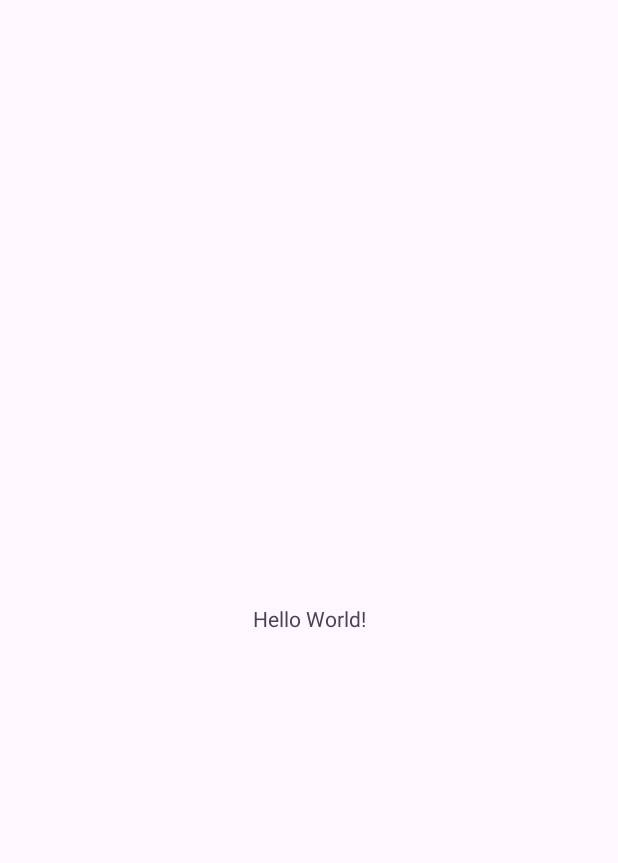
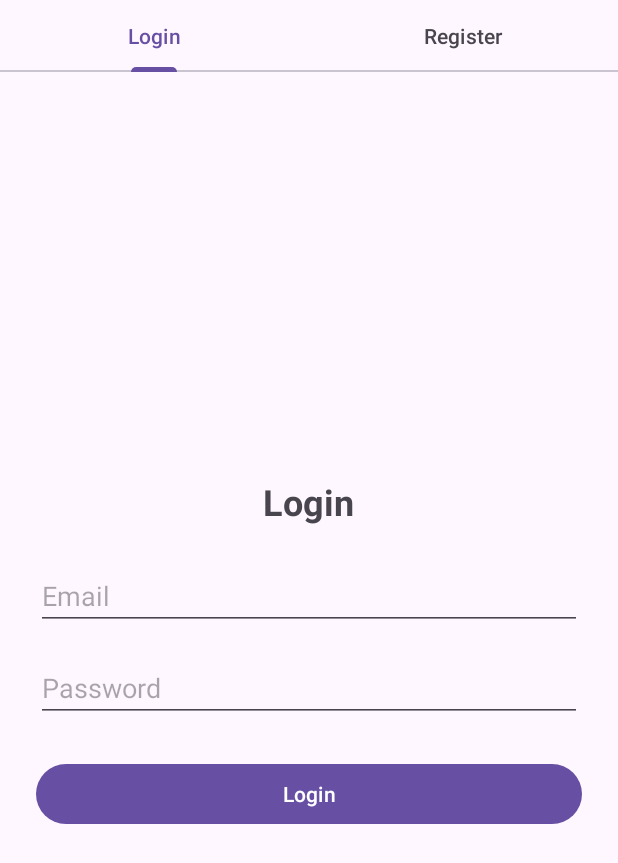
Before and after one commit to fridmanmaayan726-byte/ThePizzaChallenge, an Android app: the screen it shows after launch (MainActivity), on a phone screen of 412 x 824 dp. Before the commit the part shown is almost empty. Shown: the top 863 px of the screen. Run offline under Robolectric (Android 15) with nearby library versions, the phone set to English and light mode, and no system bars; our stand-ins replace Firebase (no records; nobody signed in at launch, a user with empty details on screens opened directly).

Commit message:
login and register

```diff
--- a/app/src/main/AndroidManifest.xml
+++ b/app/src/main/AndroidManifest.xml
@@ -21,6 +21,10 @@
                 <category android:name="android.intent.category.LAUNCHER" />
             </intent-filter>
         </activity>
+        <activity
+            android:name=".MenuActivity"
+            android:exported="false"
+            android:windowSoftInputMode="adjustResize" />
     </application>
 
 </manifest>
--- /dev/null
+++ b/app/src/main/java/com/example/thepizzachallenge/AuthPagerAdapter.java
@@ -0,0 +1,28 @@
+package com.example.thepizzachallenge;
+
+import androidx.annotation.NonNull;
+import androidx.fragment.app.Fragment;
+import androidx.fragment.app.FragmentActivity;
+import androidx.viewpager2.adapter.FragmentStateAdapter;
+
+public class AuthPagerAdapter extends FragmentStateAdapter {
+
+    public AuthPagerAdapter(@NonNull FragmentActivity fragmentActivity) {
+        super(fragmentActivity);
+    }
+
+    @NonNull
+    @Override
+    public Fragment createFragment(int position) {
+        if (position == 0) {
+            return new LoginFragment();
+        } else {
+            return new RegisterFragment();
+        }
+    }
+
+    @Override
+    public int getItemCount() {
+        return 2;
+    }
+}
--- /dev/null
+++ b/app/src/main/java/com/example/thepizzachallenge/LoginFragment.java
@@ -0,0 +1,78 @@
+package com.example.thepizzachallenge;
+
+import android.content.Intent;
+import android.os.Bundle;
+import android.text.TextUtils;
+import android.view.LayoutInflater;
+import android.view.View;
+import android.view.ViewGroup;
+import android.widget.Button;
+import android.widget.EditText;
+import android.widget.Toast;
+
+import androidx.annotation.NonNull;
+import androidx.annotation.Nullable;
+import androidx.fragment.app.Fragment;
+
+import com.google.firebase.auth.FirebaseAuth;
+
+public class LoginFragment extends Fragment {
+
+    private EditText etEmail, etPassword;
+    private Button btnLogin;
+    private FirebaseAuth mAuth;
+
+    public LoginFragment() {
+        // Required empty public constructor
+    }
+
+    @Override
+    public View onCreateView(LayoutInflater inflater, ViewGroup container,
+                             Bundle savedInstanceState) {
+        return inflater.inflate(R.layout.fragment_login, container, false);
+    }
+
+    @Override
+    public void onViewCreated(@NonNull View view, @Nullable Bundle savedInstanceState) {
+        super.onViewCreated(view, savedInstanceState);
+
+        mAuth = FirebaseAuth.getInstance();
+
+        etEmail = view.findViewById(R.id.etEmail);
+        etPassword = view.findViewById(R.id.etPassword);
+        btnLogin = view.findViewById(R.id.btnLogin);
+
+        btnLogin.setOnClickListener(v -> loginUser());
+    }
+
+    private void loginUser() {
+        String email = etEmail.getText().toString().trim();
+        String password = etPassword.getText().toString().trim();
+
+        if (TextUtils.isEmpty(email)) {
+            etEmail.setError("Email is required");
+            return;
+        }
+
+        if (TextUtils.isEmpty(password)) {
+            etPassword.setError("Password is required");
+            return;
+        }
+
+        mAuth.signInWithEmailAndPassword(email, password)
+                .addOnCompleteListener(task -> {
+                    if (task.isSuccessful()) {
+                        Toast.makeText(getContext(), "Login successful!", Toast.LENGTH_SHORT).show();
+                        Intent intent = new Intent(getActivity(), MenuActivity.class);
+                        startActivity(intent);
+                        if (getActivity() != null) {
+                            getActivity().finish();
+                        }
+                    } else {
+                        String errorMessage = task.getException() != null ?
+                                task.getException().getMessage() : "Authentication failed.";
+                        Toast.makeText(getContext(), "Login failed: " + errorMessage, Toast.LENGTH_SHORT).show();
+                    }
+                });
+    }
+}
--- a/app/src/main/java/com/example/thepizzachallenge/MainActivity.java
+++ b/app/src/main/java/com/example/thepizzachallenge/MainActivity.java
@@ -1,5 +1,6 @@
 package com.example.thepizzachallenge;
 
+import android.content.Intent;
 import android.os.Bundle;
 
 import androidx.activity.EdgeToEdge;
@@ -7,12 +8,29 @@ import androidx.appcompat.app.AppCompatActivity;
 import androidx.core.graphics.Insets;
 import androidx.core.view.ViewCompat;
 import androidx.core.view.WindowInsetsCompat;
+import androidx.viewpager2.widget.ViewPager2;
+
+import com.google.android.material.tabs.TabLayout;
+import com.google.android.material.tabs.TabLayoutMediator;
+import com.google.firebase.auth.FirebaseAuth;
 
 public class MainActivity extends AppCompatActivity {
+
+    private FirebaseAuth mAuth;
 
     @Override
     protected void onCreate(Bundle savedInstanceState) {
         super.onCreate(savedInstanceState);
+
+        mAuth = FirebaseAuth.getInstance();
+
+        // Check if user is already logged in
+        if (mAuth.getCurrentUser() != null) {
+            startActivity(new Intent(MainActivity.this, MenuActivity.class));
+            finish();
+            return;
+        }
+
         EdgeToEdge.enable(this);
         setContentView(R.layout.activity_main);
         ViewCompat.setOnApplyWindowInsetsListener(findViewById(R.id.main), (v, insets) -> {
@@ -20,5 +38,19 @@ public class MainActivity extends AppCompatActivity {
             v.setPadding(systemBars.left, systemBars.top, systemBars.right, systemBars.bottom);
             return insets;
         });
+
+        TabLayout tabLayout = findViewById(R.id.tabLayout);
+        ViewPager2 viewPager = findViewById(R.id.viewPager);
+
+        AuthPagerAdapter adapter = new AuthPagerAdapter(this);
+        viewPager.setAdapter(adapter);
+
+        new TabLayoutMediator(tabLayout, viewPager, (tab, position) -> {
+            if (position == 0) {
+                tab.setText("Login");
+            } else {
+                tab.setText("Register");
+            }
+        }).attach();
     }
 }
--- a/app/src/main/res/layout/activity_main.xml
+++ b/app/src/main/res/layout/activity_main.xml
@@ -1,19 +1,24 @@
 <?xml version="1.0" encoding="utf-8"?>
-<androidx.constraintlayout.widget.ConstraintLayout xmlns:android="http://schemas.android.com/apk/res/android"
+<LinearLayout xmlns:android="http://schemas.android.com/apk/res/android"
     xmlns:app="http://schemas.android.com/apk/res-auto"
     xmlns:tools="http://schemas.android.com/tools"
     android:id="@+id/main"
     android:layout_width="match_parent"
     android:layout_height="match_parent"
+    android:orientation="vertical"
     tools:context=".MainActivity">
 
-    <TextView
-        android:layout_width="wrap_content"
+    <com.google.android.material.tabs.TabLayout
+        android:id="@+id/tabLayout"
+        android:layout_width="match_parent"
         android:layout_height="wrap_content"
-        android:text="Hello World!"
-        app:layout_constraintBottom_toBottomOf="parent"
-        app:layout_constraintEnd_toEndOf="parent"
-        app:layout_constraintStart_toStartOf="parent"
-        app:layout_constraintTop_toTopOf="parent" />
+        app:tabGravity="fill"
+        app:tabMode="fixed" />
 
-</androidx.constraintlayout.widget.ConstraintLayout>
+    <androidx.viewpager2.widget.ViewPager2
+        android:id="@+id/viewPager"
+        android:layout_width="match_parent"
+        android:layout_height="0dp"
+        android:layout_weight="1" />
+
+</LinearLayout>
--- /dev/null
+++ b/app/src/main/res/layout/fragment_login.xml
@@ -0,0 +1,39 @@
+<?xml version="1.0" encoding="utf-8"?>
+<LinearLayout xmlns:android="http://schemas.android.com/apk/res/android"
+    android:layout_width="match_parent"
+    android:layout_height="match_parent"
+    android:orientation="vertical"
+    android:padding="24dp"
+    android:gravity="center">
+
+    <TextView
+        android:layout_width="wrap_content"
+        android:layout_height="wrap_content"
+        android:text="Login"
+        android:textSize="24sp"
+        android:textStyle="bold"
+        android:layout_marginBottom="24dp" />
+
+    <EditText
+        android:id="@+id/etEmail"
+        android:layout_width="match_parent"
+        android:layout_height="wrap_content"
+        android:hint="Email"
+        android:inputType="textEmailAddress"
+        android:layout_marginBottom="16dp" />
+
+    <EditText
+        android:id="@+id/etPassword"
+        android:layout_width="match_parent"
+        android:layout_height="wrap_content"
+        android:hint="Password"
+        android:inputType="textPassword"
+        android:layout_marginBottom="24dp" />
+
+    <Button
+        android:id="@+id/btnLogin"
+        android:layout_width="match_parent"
+        android:layout_height="wrap_content"
+        android:text="Login" />
+
+</LinearLayout>
```
Also changed, not shown: app/src/main/java/com/example/thepizzachallenge/MenuActivity.java (added, +42 -0 lines), app/src/main/java/com/example/thepizzachallenge/RegisterFragment.java (added, +89 -0 lines), app/src/main/res/layout/activity_menu.xml (added, +20 -0 lines), app/src/main/res/layout/fragment_register.xml (added, +47 -0 lines).
